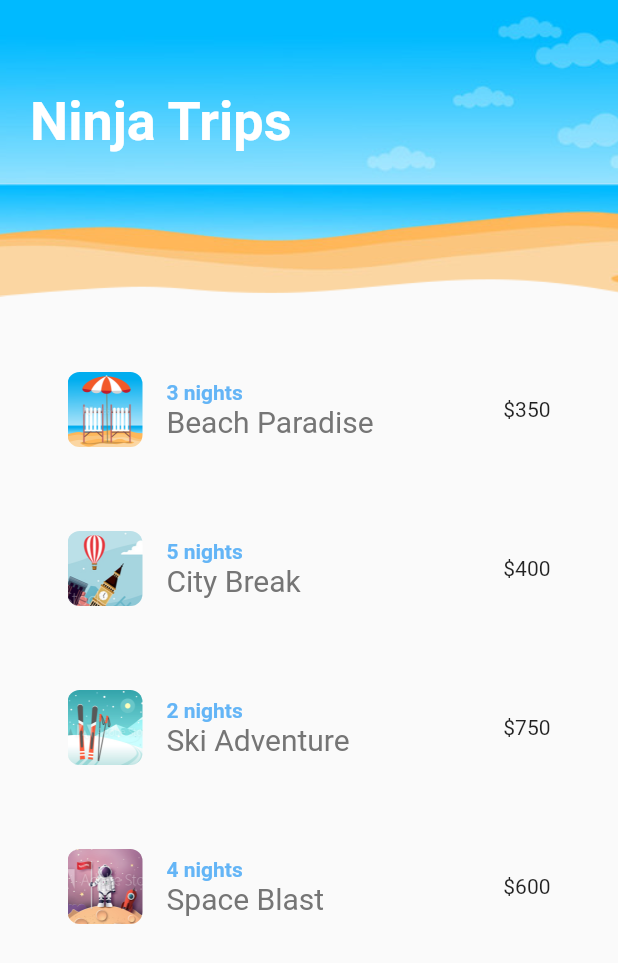
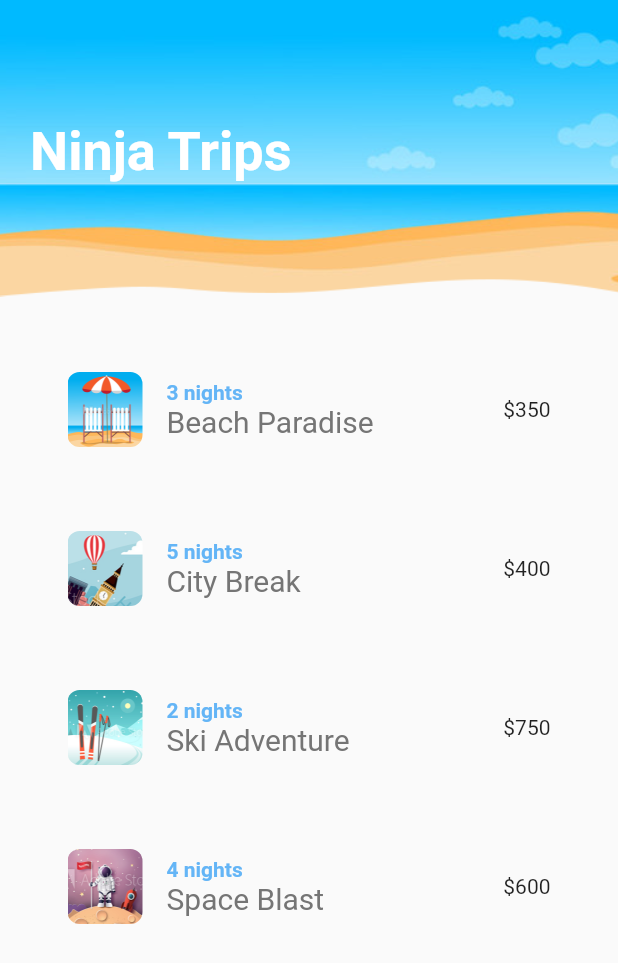
Before and after one commit to fadhilsaheer/awesome, a Flutter app: the screen it shows after launch, on a phone screen of 412 x 824 dp. Shown: the top 963 px of the screen. Run offline on Flutter 3.47's test engine with Material 2 defaults, Android fonts, the phone set to English and light mode, and no system bars; our stand-ins replace animated_text_kit, cloud_firestore, firebase_auth, firebase_core, flutter_spinkit, font_awesome_flutter and 3 more; missing offline and left inert: dart:ffi, lipsum; accounts and stored records are empty.

Commit message:
added padding animation to title

```diff
--- a/awesome-flutter/ninja_trips/lib/shared/screenTitle.dart
+++ b/awesome-flutter/ninja_trips/lib/shared/screenTitle.dart
@@ -23,7 +23,10 @@ class ScreenTitle extends StatelessWidget {
       builder: (BuildContext context, double _val, Widget child) {
         return Opacity(
           opacity: _val,
-          child: child,
+          child: Padding(
+            padding: EdgeInsets.only(top: _val * 20),
+            child: child,
+          ),
         );
       },
     );
```
